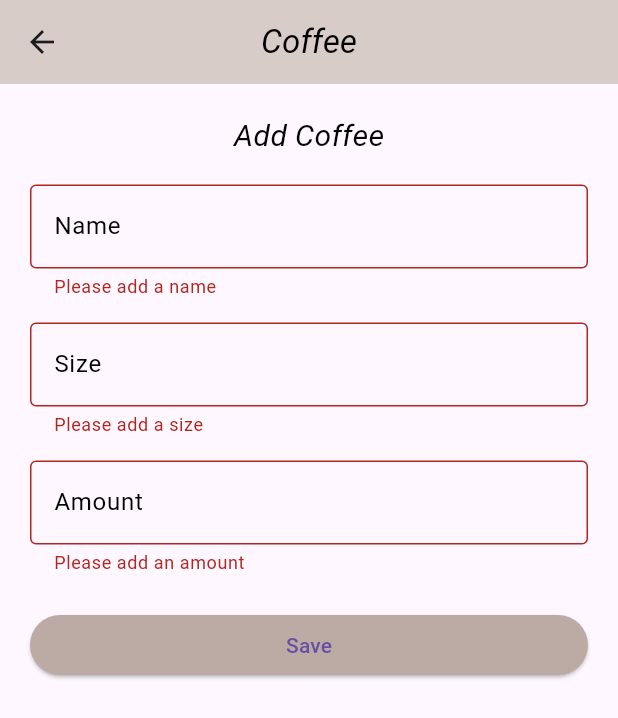
After one commit to kylamariecabungcal/iced-coffee, a Flutter app: the Addcoffee screen opened by its route, after a tap on "Save", on a phone screen of 412 x 824 dp. The commit adds this screen. Shown: the top 718 px of the screen. Run offline on Flutter 3.47's test engine with Material 3 defaults, Android fonts, the phone set to English and light mode, and no system bars.

Commit message:
DynamicUI1-edited

```diff
--- a/lib/main.dart
+++ b/lib/main.dart
@@ -1,11 +1,15 @@
 
 import 'package:flutter/material.dart';
+import 'package:ice_coffee/pages/AddCoffee.dart';
 import 'package:ice_coffee/pages/Dashboard.dart';
 import 'package:ice_coffee/pages/ListItems.dart';
 
 
 void main() {
   runApp(MaterialApp(
-      home: Listitems()
+      routes: {
+        '/' : (context) => Listitems(),
+        '/add' : (context) => Addcoffee(),
+      },
   ));
 }
--- /dev/null
+++ b/lib/pages/AddCoffee.dart
@@ -0,0 +1,154 @@
+import 'package:flutter/material.dart';
+
+class Addcoffee extends StatefulWidget {
+  const Addcoffee({super.key});
+
+  @override
+  State<Addcoffee> createState() => _AddcoffeeState();
+}
+
+class _AddcoffeeState extends State<Addcoffee> {
+  final _formkey = GlobalKey<FormState>();
+  String _name = '';
+  String _size = '';
+  double _amount = 0.0;
+
+  @override
+  Widget build(BuildContext context) {
+    return Scaffold(
+      appBar: AppBar(
+        centerTitle: true,
+        backgroundColor: Colors.brown[100],
+        title: const Text(
+          'Coffee',
+          style: TextStyle(
+            color: Colors.black,
+            fontStyle: FontStyle.italic,
+          ),
+        ),
+      ),
+      body: Container(
+        margin: const EdgeInsets.all(20),
+        child: Form(
+          key: _formkey,
+          child: Column(
+            crossAxisAlignment: CrossAxisAlignment.center,
+            children: [
+              const Text(
+                'Add Coffee',
+                style: TextStyle(
+                  color: Colors.black,
+                  fontStyle: FontStyle.italic,
+                  fontSize: 20,
+                ),
+              ),
+              const SizedBox(height: 10),
+
+              // Name Field
+              Container(
+                margin: const EdgeInsets.symmetric(vertical: 8),
+                child: TextFormField(
+                  decoration: InputDecoration(
+                    labelText: 'Name',
+                    hintText: 'Ex. Caramel',
+                    labelStyle: const TextStyle(color: Colors.black),
+                    border: const OutlineInputBorder(),
+                    focusedBorder: OutlineInputBorder(
+                      borderSide: const BorderSide(color: Colors.brown),
+                      borderRadius: BorderRadius.circular(12),
+                    ),
+                    enabledBorder: OutlineInputBorder(
+                      borderSide: const BorderSide(color: Colors.brown),
+                      borderRadius: BorderRadius.circular(12),
+                    ),
+                  ),
+                  validator: (value) {
+                    if (value == null || value.isEmpty) {
+                      return 'Please add a name';
+                    }
+                    return null;
+                  },
+                ),
+              ),
+
+              // Size Field
+              Container(
+                margin: const EdgeInsets.symmetric(vertical: 8),
+                child: TextFormField(
+                  decoration: InputDecoration(
+                    labelText: 'Size',
+                    hintText: 'Ex. Small',
+                    labelStyle: const TextStyle(color: Colors.black),
+                    border: const OutlineInputBorder(),
+                    focusedBorder: OutlineInputBorder(
+                      borderSide: const BorderSide(color: Colors.brown),
+                      borderRadius: BorderRadius.circular(12),
+                    ),
+                    enabledBorder: OutlineInputBorder(
+                      borderSide: const BorderSide(color: Colors.brown),
+                      borderRadius: BorderRadius.circular(12),
+                    ),
+                  ),
+                  validator: (value) {
+                    if (value == null || value.isEmpty) {
+                      return 'Please add a size';
+                    }
+                    return null;
+                  },
+                ),
+              ),
+
+              // Amount Field
+              Container(
+                margin: const EdgeInsets.symmetric(vertical: 8),
+                child: TextFormField(
+                  decoration: InputDecoration(
+                    labelText: 'Amount',
+                    hintText: 'Ex. 100',
+                    labelStyle: const TextStyle(color: Colors.black),
+                    border: const OutlineInputBorder(),
+                    focusedBorder: OutlineInputBorder(
+                      borderSide: const BorderSide(color: Colors.brown),
+                      borderRadius: BorderRadius.circular(12),
+                    ),
+                    enabledBorder: OutlineInputBorder(
+                      borderSide: const BorderSide(color: Colors.brown),
+                      borderRadius: BorderRadius.circular(12),
+                    ),
+                  ),
+                  validator: (value) {
+                    if (value == null || value.isEmpty) {
+                      return 'Please add an amount';
+                    }
+                    return null;
+                  },
+                ),
+              ),
+
+              // Save Button
+              Container(
+                margin: const EdgeInsets.symmetric(vertical: 15),
+                child: Column(
+                  crossAxisAlignment: CrossAxisAlignment.stretch,
+                  children: [
+                    ElevatedButton(
+                      onPressed: () {
+                        if (_formkey.currentState!.validate()) {
+                          print('The form is Validated');
+                        }
+                      },
+                      style: ElevatedButton.styleFrom(
+                        backgroundColor: Colors.brown[200],
+                      ),
+                      child: const Text('Save'),
+                    ),
+                  ],
+                ),
+              ),
+            ],
+          ),
+        ),
+      ),
+    );
+  }
+}
--- a/lib/pages/Dashboard.dart
+++ b/lib/pages/Dashboard.dart
@@ -1,4 +1,3 @@
-
 import 'package:flutter/material.dart';
 
 
--- a/lib/pages/ItemCard.dart
+++ b/lib/pages/ItemCard.dart
@@ -15,13 +15,12 @@ class Itemcard extends StatelessWidget {
     return Container(
       margin: const EdgeInsets.symmetric(vertical: 3, horizontal: 16.0),
       child: Card(
-        color: Colors.brown[50],
+        color: Colors.brown[100],
         child: Padding(
-          padding: const EdgeInsets.all(12),
+          padding: const EdgeInsets.all(8),
           child: Row(
             mainAxisAlignment: MainAxisAlignment.spaceBetween,
             children: [
-              // Left side: name and size
               Column(
                 crossAxisAlignment: CrossAxisAlignment.start,
                 children: [
--- a/lib/pages/ListItems.dart
+++ b/lib/pages/ListItems.dart
@@ -25,7 +25,7 @@ class _ListitemsState extends State<Listitems> {
     return Scaffold(
       appBar: AppBar(
         centerTitle: true,
-        backgroundColor: Colors.brown[100],
+        backgroundColor: Colors.brown[200],
         title: const Text(
           'Coffee',
           style: TextStyle(
@@ -39,7 +39,7 @@ class _ListitemsState extends State<Listitems> {
           crossAxisAlignment: CrossAxisAlignment.center,
           children: [
             const Padding(
-              padding: EdgeInsets.all(12),
+              padding: EdgeInsets.all(10),
               child: Text(
                 'MY COFFEE',
                 style: TextStyle(
@@ -55,6 +55,14 @@ class _ListitemsState extends State<Listitems> {
           ],
         ),
       ),
+      floatingActionButton: FloatingActionButton(
+          onPressed: (){
+            Navigator.pushNamed(context, '/add');
+          },
+        backgroundColor: Colors.brown,
+        foregroundColor: Colors.white,
+        child: Icon(Icons.add),
+    ),
     );
   }
 }
```
